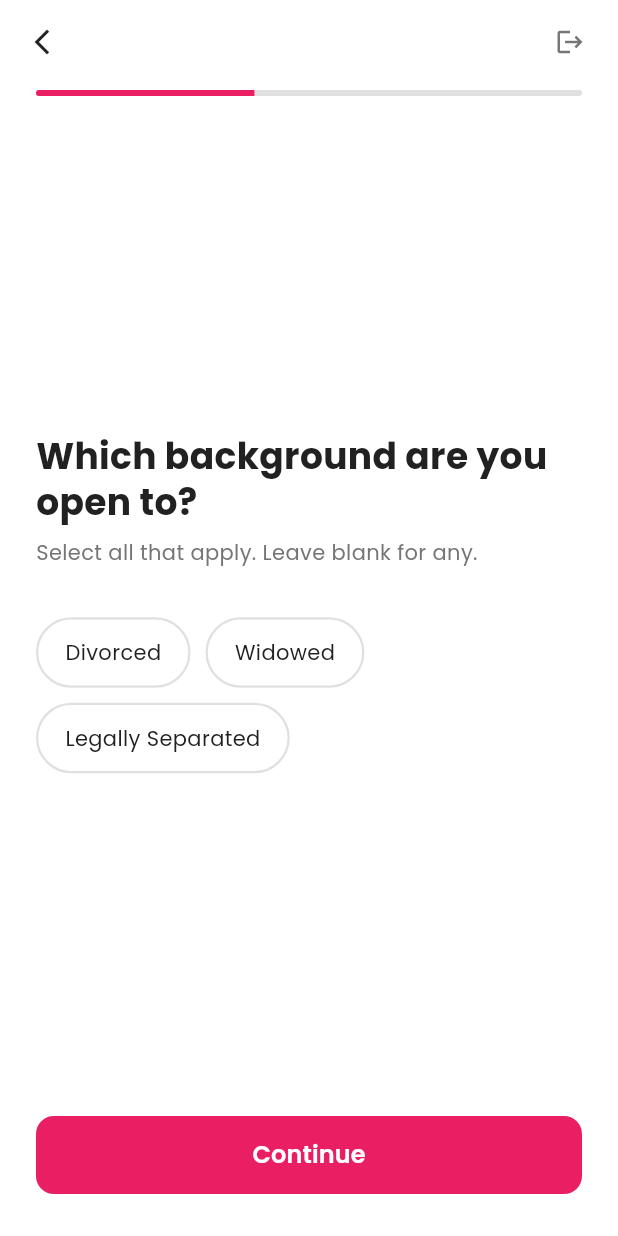
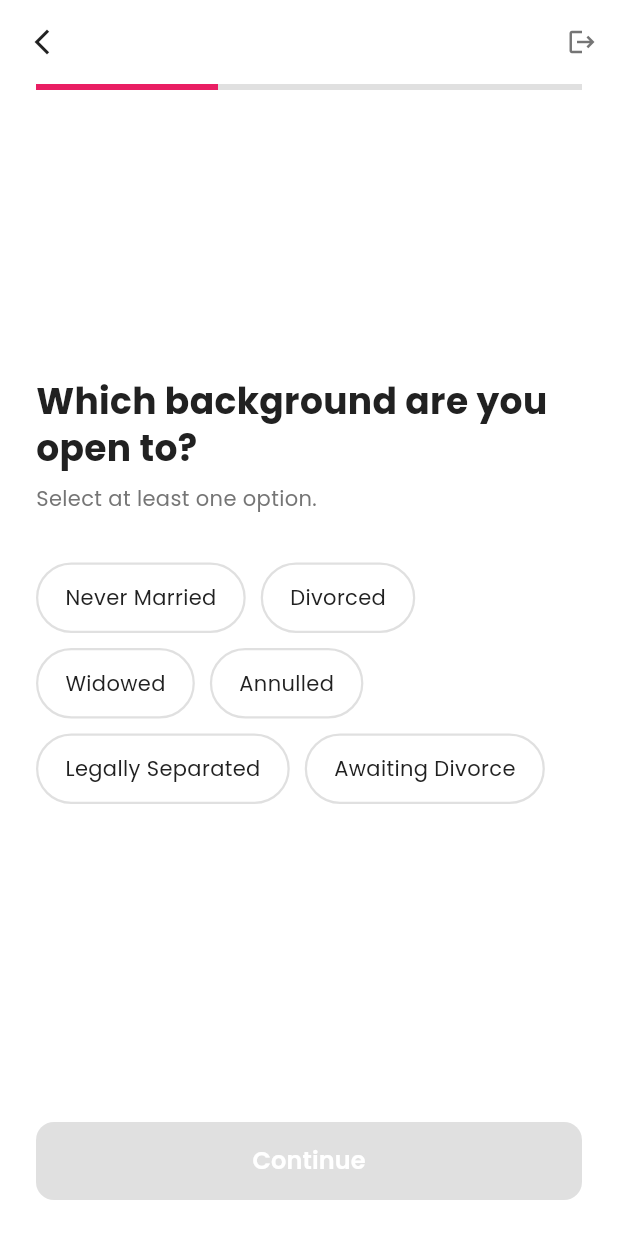
Before and after one commit to JasimIhsan/MyLifepartner_Admin, a Flutter app: the PartnerPreferenceScreen screen opened directly, after a tap on "Continue", on a phone screen of 412 x 824 dp. Run offline on Flutter 3.47's test engine with Material 3 defaults, Android fonts, the phone set to English and light mode, and no system bars; our stand-ins replace app_links, cached_network_image, camera, dio, flutter_animate, geolocator and 4 more; missing offline and left inert: phone_form_field; accounts and stored records are empty; network calls fail.

Commit message:
feat: enforce mandatory fields in partner preferences and update UI validation logic

```diff
--- a/frontend/lib/screens/partner_preference/partner_preference_screen.dart
+++ b/frontend/lib/screens/partner_preference/partner_preference_screen.dart
@@ -20,19 +20,26 @@ class _PartnerPreferenceScreenState extends State<PartnerPreferenceScreen> {
   int _currentStep = 0;
   bool _goingForward = true;
 
-  // Step 0 : Age range
-  // Step 1 : Marital status open to
-  // Step 2 : Education preference
-  // Step 3 : Occupation / industry preference
-  // Step 4 : Languages preference
-  static const int _totalSteps = 5;
+  // Total steps updated to 6 to match the active steps
+  static const int _totalSteps = 6;
 
   // Data
   RangeValues _ageRange = const RangeValues(25, 45);
+  RangeValues _heightRange = const RangeValues(150, 185);
   final List<String> _maritalStatus = [];
   final List<String> _education = [];
   final List<String> _occupation = [];
   final List<String> _languages = [];
+
+  bool get _isCurrentStepValid {
+    switch (_currentStep) {
+      case 1: return _maritalStatus.isNotEmpty;
+      case 2: return _education.isNotEmpty;
+      case 3: return _occupation.isNotEmpty;
+      case 4: return _languages.isNotEmpty;
+      default: return true;
+    }
+  }
 
   void _next() {
     if (_currentStep < _totalSteps - 1) {
@@ -60,14 +67,16 @@ class _PartnerPreferenceScreenState extends State<PartnerPreferenceScreen> {
       await _profileRepo.updatePartnerPreference({
         'ageFrom': _ageRange.start.round(),
         'ageTo': _ageRange.end.round(),
+        'heightFrom': _heightRange.start.round(),
+        'heightTo': _heightRange.end.round(),
+        // 'annualIncomeFrom': _incomeRange.start.round(),
+        // 'annualIncomeTo': _incomeRange.end.round(),
         'maritalStatus': _maritalStatus,
         'highestEducation': _education,
         'occupation': _occupation,
-        'motherTongue': _languages, // reused as languages
+        // 'religion': _religion,
+        'motherTongue': _languages,
       });
-
-      // final sharedPrefs = await SharedPreferences.getInstance();
-      // await sharedPrefs.setBool("hasCompletedPartnerPreference", true);
 
       if (mounted) {
         Navigator.pushReplacement(
@@ -133,7 +142,6 @@ class _PartnerPreferenceScreenState extends State<PartnerPreferenceScreen> {
     );
   }
 
-  // Pill chip — used for multi-select lists
   Widget _chip(
     String label,
     String value,
@@ -174,7 +182,6 @@ class _PartnerPreferenceScreenState extends State<PartnerPreferenceScreen> {
 
   // ─── Steps ────────────────────────────────────────────────────────────────
 
-  // Step 0 — Age range
   Widget _buildAgeStep() {
     return _PrefStepContainer(
       key: const ValueKey(0),
@@ -186,96 +193,37 @@ class _PartnerPreferenceScreenState extends State<PartnerPreferenceScreen> {
             subtitle: "Drag the slider to set your preference.",
           ),
           const SizedBox(height: 48),
-
-          // Age labels
           Padding(
             padding: const EdgeInsets.symmetric(horizontal: 4),
             child: Row(
               mainAxisAlignment: MainAxisAlignment.spaceBetween,
               children: [
-                _ageLabel('From', _ageRange.start.round()),
-                _ageLabel('To', _ageRange.end.round()),
+                _labelWithSuffix('From', _ageRange.start.round(), 'yrs'),
+                _labelWithSuffix('To', _ageRange.end.round(), 'yrs'),
               ],
             ),
           ),
           const SizedBox(height: 20),
-
-          SliderTheme(
-            data: SliderTheme.of(context).copyWith(
-              trackHeight: 4,
-              activeTrackColor: AppColors.primary,
-              inactiveTrackColor: AppColors.borderColor,
-              thumbColor: AppColors.primary,
-              thumbShape: const RoundSliderThumbShape(enabledThumbRadius: 12),
-              overlayShape: const RoundSliderOverlayShape(overlayRadius: 22),
-              rangeThumbShape: const RoundRangeSliderThumbShape(
-                enabledThumbRadius: 12,
-              ),
-            ),
-            child: RangeSlider(
+          _customRangeSlider(
             values: _ageRange,
             min: 18,
             max: 80,
             divisions: 62,
             onChanged: (v) => setState(() => _ageRange = v),
           ),
-          ),
-
-          const SizedBox(height: 8),
-          Row(
-            mainAxisAlignment: MainAxisAlignment.spaceBetween,
-            children: [
-              Text(
-                '18',
-                style: GoogleFonts.poppins(
-                  fontSize: 12,
-                  color: AppColors.textSecondary,
-                ),
-              ),
-              Text(
-                '80',
-                style: GoogleFonts.poppins(
-                  fontSize: 12,
-                  color: AppColors.textSecondary,
-                ),
-              ),
-            ],
-          ),
         ],
       ),
     );
   }
 
-  Widget _ageLabel(String label, int value) {
-    return Column(
-      crossAxisAlignment: CrossAxisAlignment.start,
-      children: [
-        Text(
-          label,
-          style: GoogleFonts.poppins(
-            fontSize: 12,
-            color: AppColors.textSecondary,
-          ),
-        ),
-        const SizedBox(height: 2),
-        Text(
-          '$value yrs',
-          style: GoogleFonts.poppins(
-            fontSize: 22,
-            fontWeight: FontWeight.w700,
-            color: AppColors.textPrimary,
-          ),
-        ),
-      ],
-    );
-  }
-
-  // Step 1 — Marital status
   Widget _buildMaritalStep() {
     const options = [
+      ('Never Married', 'NEVER_MARRIED'),
       ('Divorced', 'DIVORCED'),
       ('Widowed', 'WIDOWED'),
+      ('Annulled', 'ANNULLED'),
       ('Legally Separated', 'LEGALLY_SEPARATED'),
+      ('Awaiting Divorce', 'AWATING_DIVORCE'),
     ];
     return _PrefStepContainer(
       key: const ValueKey(1),
@@ -284,7 +232,7 @@ class _PartnerPreferenceScreenState extends State<PartnerPreferenceScreen> {
         children: [
           _stepHeader(
             "Which background are you open to?",
-            subtitle: "Select all that apply. Leave blank for any.",
+            subtitle: "Select at least one option.",
           ),
           const SizedBox(height: 32),
           Wrap(
@@ -306,7 +254,6 @@ class _PartnerPreferenceScreenState extends State<PartnerPreferenceScreen> {
     );
   }
 
-  // Step 2 — Education
   Widget _buildEducationStep() {
     const options = [
       ('High School', 'HIGH_SCHOOL'),
@@ -325,7 +272,7 @@ class _PartnerPreferenceScreenState extends State<PartnerPreferenceScreen> {
         children: [
           _stepHeader(
             "What education level do you prefer?",
-            subtitle: "Leave blank to be open to all.",
+            subtitle: "Select at least one option.",
           ),
           const SizedBox(height: 32),
           Wrap(
@@ -347,7 +294,6 @@ class _PartnerPreferenceScreenState extends State<PartnerPreferenceScreen> {
     );
   }
 
-  // Step 3 — Occupation
   Widget _buildOccupationStep() {
     const options = [
       ('Technology / IT', 'Technology / IT'),
@@ -370,7 +316,7 @@ class _PartnerPreferenceScreenState extends State<PartnerPreferenceScreen> {
         children: [
           _stepHeader(
             "Any industry preference?",
-            subtitle: "Leave blank to be open to all.",
+            subtitle: "Select at least one option.",
           ),
           const SizedBox(height: 32),
           Wrap(
@@ -392,29 +338,28 @@ class _PartnerPreferenceScreenState extends State<PartnerPreferenceScreen> {
     );
   }
 
-  // Step 4 — Languages
   Widget _buildLanguagesStep() {
     const langs = [
       'English',
+      'French',
+      'Spanish',
+      'German',
+      'Italian',
+      'Portuguese',
+      'Dutch',
+      'Russian',
+      'Polish',
+      'Ukrainian',
+      'Romanian',
+      'Greek',
+      'Turkish',
       'Arabic',
-      'Hindi',
+      'Punjabi',
+      'Mandarin Chinese',
+      'Cantonese',
+      'Tagalog',
+      'Persian',
       'Urdu',
-      'Bengali',
-      'Mandarin',
-      'Spanish',
-      'French',
-      'Portuguese',
-      'Russian',
-      'German',
-      'Japanese',
-      'Korean',
-      'Turkish',
-      'Italian',
-      'Malay',
-      'Swahili',
-      'Punjabi',
-      'Tamil',
-      'Other',
     ];
     return _PrefStepContainer(
       key: const ValueKey(4),
@@ -423,7 +368,7 @@ class _PartnerPreferenceScreenState extends State<PartnerPreferenceScreen> {
         children: [
           _stepHeader(
             "Any language preference?",
-            subtitle: "Leave blank to be open to all.",
+            subtitle: "Select at least one option.",
           ),
           const SizedBox(height: 32),
           Wrap(
@@ -440,6 +385,155 @@ class _PartnerPreferenceScreenState extends State<PartnerPreferenceScreen> {
     );
   }
 
+  // Widget _buildReligionStep() {
+  //   const options = [
+  //     'Islam',
+  //     'Hinduism',
+  //     'Christianity',
+  //     'Sikhism',
+  //     'Buddhism',
+  //     'Jainism',
+  //     'Other',
+  //   ];
+  //   return _PrefStepContainer(
+  //     key: const ValueKey(5),
+  //     child: Column(
+  //       crossAxisAlignment: CrossAxisAlignment.start,
+  //       children: [
+  //         _stepHeader(
+  //           "What is your religious preference?",
+  //           subtitle: "Select at least one option.",
+  //         ),
+  //         const SizedBox(height: 32),
+  //         Wrap(
+  //           spacing: 10,
+  //           runSpacing: 10,
+  //           children: options
+  //               .map((r) => _chip(r, r, _religion, () => _toggle(_religion, r)))
+  //               .toList(),
+  //         ),
+  //       ],
+  //     ),
+  //   );
+  // }
+
+  Widget _buildHeightStep() {
+    return _PrefStepContainer(
+      key: const ValueKey(6),
+      child: Column(
+        crossAxisAlignment: CrossAxisAlignment.start,
+        children: [
+          _stepHeader(
+            "What height range do you prefer?",
+            subtitle: "Drag the slider to set your preference.",
+          ),
+          const SizedBox(height: 48),
+          Padding(
+            padding: const EdgeInsets.symmetric(horizontal: 4),
+            child: Row(
+              mainAxisAlignment: MainAxisAlignment.spaceBetween,
+              children: [
+                _labelWithSuffix('Min', _heightRange.start.round(), 'cm'),
+                _labelWithSuffix('Max', _heightRange.end.round(), 'cm'),
+              ],
+            ),
+          ),
+          const SizedBox(height: 20),
+          _customRangeSlider(
+            values: _heightRange,
+            min: 120,
+            max: 220,
+            divisions: 100,
+            onChanged: (v) => setState(() => _heightRange = v),
+          ),
+        ],
+      ),
+    );
+  }
+
+  // Widget _buildIncomeStep() {
+  //   return _PrefStepContainer(
+  //     key: const ValueKey(7),
+  //     child: Column(
+  //       crossAxisAlignment: CrossAxisAlignment.start,
+  //       children: [
+  //         _stepHeader(
+  //           "Any annual income preference?",
+  //           subtitle: "Values are in Lakhs per annum.",
+  //         ),
+  //         const SizedBox(height: 48),
+  //         Padding(
+  //           padding: const EdgeInsets.symmetric(horizontal: 4),
+  //           child: Row(
+  //             mainAxisAlignment: MainAxisAlignment.spaceBetween,
+  //             children: [
+  //               _labelWithSuffix('Min', _incomeRange.start.round(), 'L'),
+  //               _labelWithSuffix('Max', _incomeRange.end.round(), 'L'),
+  //             ],
+  //           ),
+  //         ),
+  //         const SizedBox(height: 20),
+  //         _customRangeSlider(
+  //           values: _incomeRange,
+  //           min: 0,
+  //           max: 200,
+  //           divisions: 40,
+  //           onChanged: (v) => setState(() => _incomeRange = v),
+  //         ),
+  //       ],
+  //     ),
+  //   );
+  // }
+
+  Widget _labelWithSuffix(String label, int value, String suffix) {
+    return Column(
+      crossAxisAlignment: CrossAxisAlignment.start,
+      children: [
+        Text(
+          label,
+          style: GoogleFonts.poppins(fontSize: 12, color: AppColors.textLight),
+        ),
+        const SizedBox(height: 2),
+        Text(
+          '$value $suffix',
+          style: GoogleFonts.poppins(
+            fontSize: 22,
+            fontWeight: FontWeight.w700,
+            color: AppColors.textPrimary,
+          ),
+        ),
+      ],
+    );
+  }
+
+  Widget _customRangeSlider({
+    required RangeValues values,
+    required double min,
+    required double max,
+    required int divisions,
+    required ValueChanged<RangeValues> onChanged,
+  }) {
+    return SliderTheme(
+      data: SliderTheme.of(context).copyWith(
+        trackHeight: 4,
+        activeTrackColor: AppColors.primary,
+        inactiveTrackColor: AppColors.borderColor,
+        thumbColor: AppColors.primary,
+        rangeThumbShape: const RoundRangeSliderThumbShape(
+          enabledThumbRadius: 10,
+        ),
+        overlayColor: AppColors.primary,
+      ),
+      child: RangeSlider(
+        values: values,
+        min: min,
+        max: max,
+        divisions: divisions,
+        onChanged: onChanged,
+      ),
+    );
+  }
+
   Widget _buildCurrentStep() {
     switch (_currentStep) {
       case 0:
@@ -452,6 +546,12 @@ class _PartnerPreferenceScreenState extends State<PartnerPreferenceScreen> {
         return _buildOccupationStep();
       case 4:
         return _buildLanguagesStep();
+      // case 5:
+      //   return _buildReligionStep();
+      case 5:
+        return _buildHeightStep();
+      // case 6:
+      //   return _buildIncomeStep();
       default:
         return const SizedBox();
     }
@@ -464,7 +564,6 @@ class _PartnerPreferenceScreenState extends State<PartnerPreferenceScreen> {
       appBar: AppBar(
         backgroundColor: Colors.white,
         elevation: 0,
-        scrolledUnderElevation: 0,
         leading: _currentStep > 0
             ? IconButton(
                 icon: const Icon(
@@ -476,9 +575,9 @@ class _PartnerPreferenceScreenState extends State<PartnerPreferenceScreen> {
               )
             : const SizedBox.shrink(),
         actions: [
-          TextButton(
+          IconButton(
             onPressed: _logout,
-            child: const Icon(
+            icon: const Icon(
               Icons.logout,
               color: AppColors.textSecondary,
               size: 20,
@@ -487,14 +586,10 @@ class _PartnerPreferenceScreenState extends State<PartnerPreferenceScreen> {
         ],
       ),
       body: SafeArea(
-        top: false,
         child: Column(
           children: [
-            // Progress bar
             Padding(
-              padding: const EdgeInsets.fromLTRB(24, 4, 24, 0),
-              child: ClipRRect(
-                borderRadius: BorderRadius.circular(10),
+              padding: const EdgeInsets.symmetric(horizontal: 24),
               child: LinearProgressIndicator(
                 value: (_currentStep + 1) / _totalSteps,
                 backgroundColor: AppColors.borderColor,
@@ -504,13 +599,9 @@ class _PartnerPreferenceScreenState extends State<PartnerPreferenceScreen> {
                 minHeight: 4,
               ),
             ),
-            ),
-            const SizedBox(height: 4),
-
-            // Step content
             Expanded(
               child: AnimatedSwitcher(
-                duration: const Duration(milliseconds: 220),
+                duration: const Duration(milliseconds: 300),
                 switchInCurve: Curves.easeOut,
                 switchOutCurve: Curves.easeIn,
                 transitionBuilder: (child, animation) {
@@ -528,33 +619,24 @@ class _PartnerPreferenceScreenState extends State<PartnerPreferenceScreen> {
                 child: _buildCurrentStep(),
               ),
             ),
-
-            // Button
             Padding(
-              padding: const EdgeInsets.fromLTRB(24, 12, 24, 28),
+              padding: const EdgeInsets.all(24),
               child: SizedBox(
                 width: double.infinity,
                 height: 52,
                 child: ElevatedButton(
-                  onPressed: _isLoading ? null : _next,
+                  onPressed: (_isLoading || !_isCurrentStepValid)
+                      ? null
+                      : _next,
                   style: ElevatedButton.styleFrom(
                     backgroundColor: AppColors.primary,
-                    foregroundColor: Colors.white,
                     disabledBackgroundColor: AppColors.borderColor,
-                    elevation: 0,
                     shape: RoundedRectangleBorder(
                       borderRadius: BorderRadius.circular(12),
                     ),
                   ),
                   child: _isLoading
-                      ? const SizedBox(
-                          width: 22,
-                          height: 22,
-                          child: CircularProgressIndicator(
-                            strokeWidth: 2.5,
-                            color: Colors.white,
-                          ),
-                        )
+                      ? const CircularProgressIndicator(color: Colors.white)
                       : Text(
                           _currentStep == _totalSteps - 1
                               ? 'Finish'
@@ -562,6 +644,7 @@ class _PartnerPreferenceScreenState extends State<PartnerPreferenceScreen> {
                           style: GoogleFonts.poppins(
                             fontSize: 16,
                             fontWeight: FontWeight.w600,
+                            color: Colors.white,
                           ),
                         ),
                 ),
@@ -574,7 +657,6 @@ class _PartnerPreferenceScreenState extends State<PartnerPreferenceScreen> {
   }
 }
 
-// ── Step container ────────────────────────────────────────────────────────────
 class _PrefStepContainer extends StatelessWidget {
   final Widget child;
   const _PrefStepContainer({required super.key, required this.child});
```
Also changed, not shown: 1 other file. Lines whose indentation alone changed are shown as unchanged.
